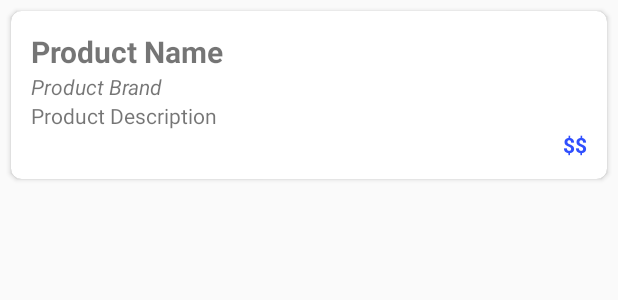
After one commit to CeneOdie/B07Project, an Android app: the layout card_product.xml on its own in the app's theme, with its tools: preview values and no code run, on a phone screen of 412 x 824 dp. The commit adds this screen. Shown: the top 300 px of the screen. Run offline under Robolectric (Android 15) with nearby library versions, the phone set to English and light mode, and no system bars.

Commit message:
Update all files related to listing products (store owner side)

```diff
--- a/app/build.gradle
+++ b/app/build.gradle
@@ -32,7 +32,7 @@ dependencies {
     implementation 'com.google.firebase:firebase-auth'
     implementation 'com.google.firebase:firebase-firestore'
     implementation 'com.google.firebase:firebase-storage'
-
+    implementation 'com.firebaseui:firebase-ui-firestore:6.2.1'
 
     implementation 'androidx.appcompat:appcompat:1.0.2'
     implementation 'com.google.android.material:material:1.0.0'
@@ -41,4 +41,7 @@ dependencies {
     testImplementation 'junit:junit:4.+'
     androidTestImplementation 'androidx.test.ext:junit:1.1.1'
     androidTestImplementation 'androidx.test.espresso:espresso-core:3.1.0'
+
+    implementation 'androidx.cardview:cardview:1.0.0'
+
 }
--- /dev/null
+++ b/app/src/main/res/drawable/ic_add.xml
@@ -0,0 +1,5 @@
+<vector android:height="24dp" android:tint="#FFFFFF"
+    android:viewportHeight="24" android:viewportWidth="24"
+    android:width="24dp" xmlns:android="http://schemas.android.com/apk/res/android">
+    <path android:fillColor="@android:color/white" android:pathData="M19,13h-6v6h-2v-6H5v-2h6V5h2v6h6v2z"/>
+</vector>
--- /dev/null
+++ b/app/src/main/res/layout/card_product.xml
@@ -0,0 +1,74 @@
+<?xml version="1.0" encoding="utf-8"?>
+<androidx.cardview.widget.CardView xmlns:android="http://schemas.android.com/apk/res/android"
+    android:layout_width="match_parent"
+    android:layout_height="wrap_content"
+    xmlns:app="http://schemas.android.com/apk/res-auto"
+
+    android:id="@+id/productCard"
+    android:layout_margin="7dp"
+
+    app:cardCornerRadius="7dp"
+    app:cardElevation="2dp"
+    app:contentPadding="13dp">
+
+    <RelativeLayout
+        android:layout_width="match_parent"
+        android:layout_height="wrap_content">
+
+        <androidx.constraintlayout.widget.ConstraintLayout
+            android:layout_width="match_parent"
+            android:layout_height="wrap_content"
+
+            android:id="@+id/productCardContents">
+
+            <TextView
+                android:id="@+id/productCard_productName"
+                android:layout_width="wrap_content"
+
+                android:layout_height="wrap_content"
+                android:text="@string/product_name"
+                android:textSize="20sp"
+                android:textStyle="bold"
+
+                app:layout_constraintStart_toStartOf="parent"
+                app:layout_constraintTop_toTopOf="parent"/>
+
+            <TextView
+                android:id="@+id/productCard_productBrand"
+                android:layout_width="wrap_content"
+
+                android:textStyle="italic"
+                android:layout_height="wrap_content"
+                android:text="@string/product_brand"
+                app:layout_constraintStart_toStartOf="parent"
+                app:layout_constraintTop_toBottomOf="@+id/productCard_productName" />
+
+            <TextView
+                android:id="@+id/productCard_productDesc"
+                android:layout_width="wrap_content"
+
+                android:layout_height="wrap_content"
+                android:text="@string/product_description"
+
+                app:layout_constraintStart_toStartOf="parent"
+                app:layout_constraintTop_toBottomOf="@+id/productCard_productBrand" />
+
+            <TextView
+                android:id="@+id/productCard_productPrice"
+                android:layout_width="wrap_content"
+
+                android:layout_height="wrap_content"
+                android:text="@string/product_price"
+                android:textColor="#304FFE"
+                android:textStyle="bold"
+
+                app:layout_constraintEnd_toEndOf="parent"
+                app:layout_constraintTop_toBottomOf="@+id/productCard_productDesc" />
+
+
+
+        </androidx.constraintlayout.widget.ConstraintLayout>
+
+    </RelativeLayout>
+
+</androidx.cardview.widget.CardView>
--- a/app/src/main/res/values/strings.xml
+++ b/app/src/main/res/values/strings.xml
@@ -14,4 +14,22 @@
     <string name="signupstore" />
     <string name="signupaddress" />
     <string name="SignUpError" />
+
+    <string name="order_id">Order Order ID</string>
+    <string name="order_archive">Archive</string>
+    <string name="order_customer">Customer Name</string>
+    <string name="order_store">Accepted at Store Address</string>
+    <string name="order_time">DD/MM/YYYY 00:00</string>
+    <string name="order_quantity">Quantity: #</string>
+    <string name="order_price">Price: $(HST included)</string>
+    <string-array name="order_status">
+        <item>Order received</item>
+        <item>In progress</item>
+        <item>Completed</item>
+    </string-array>
+
+    <string name="product_name">Product Name</string>
+    <string name="product_brand">Product Brand</string>
+    <string name="product_description">Product Description</string>
+    <string name="product_price">$$</string>
 </resources>
```
Also changed, not shown: app/src/main/java/com/example/groceryapp/AdapterProduct.java (added, +49 -0 lines), app/src/main/java/com/example/groceryapp/ListProducts.java (+38 -1 lines), app/src/main/java/com/example/groceryapp/Product.java (+20 -59 lines), app/src/main/res/layout/activity_list_products.xml (+20 -8 lines).
